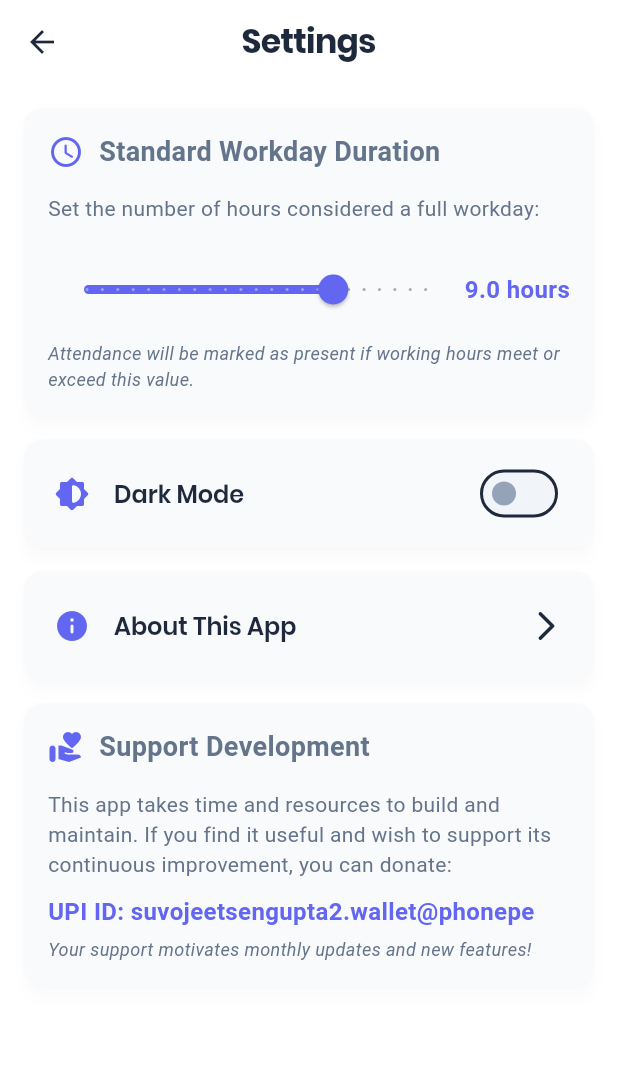
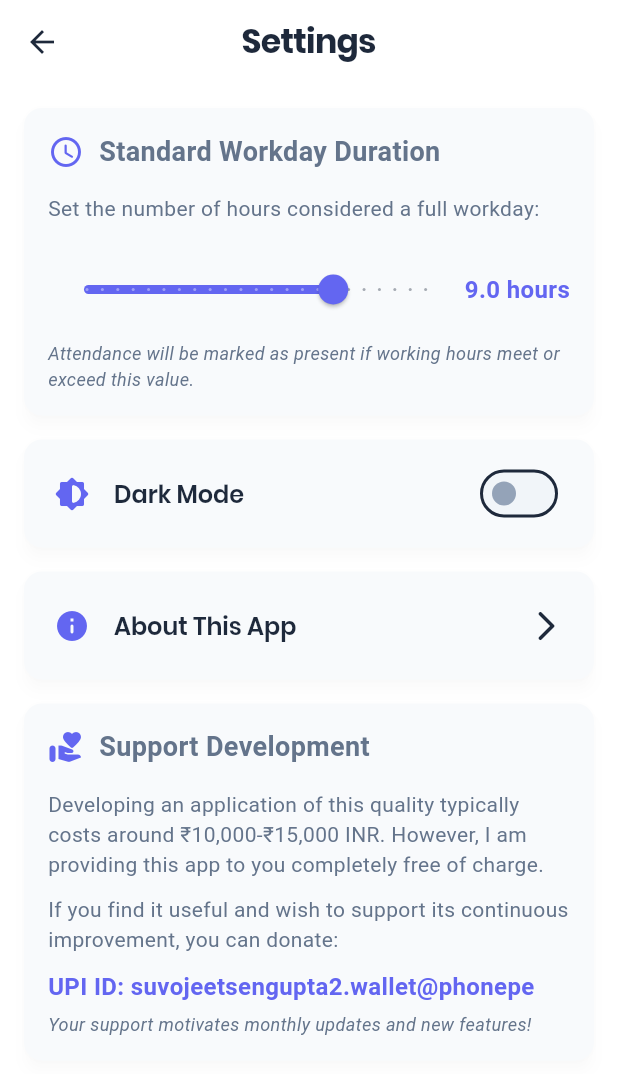
Before and after one commit to suvojit213/attendence_tracker, a Flutter app: the screen it shows after launch, after a tap on the "settings" icon, on a phone screen of 412 x 824 dp. Shown: the top 1074 px of the screen. Run offline on Flutter 3.47's test engine with Material 3 defaults, Android fonts, the phone set to English and light mode, and no system bars; our stand-ins replace csv, pdf, shared_preferences, table_calendar; missing offline and left inert: syncfusion_flutter_pdfviewer.

Commit message:
feat: Implement recurring donation pop-up and update settings message

```diff
--- a/lib/main.dart
+++ b/lib/main.dart
@@ -5,6 +5,7 @@ import 'package:attendance_tracker/screens/reports_screen.dart';
 import 'package:flutter/material.dart';
 import 'package:flutter/services.dart';
 import 'screens/home_screen.dart';
+import 'package:attendance_tracker/services/donation_service.dart';
 
 final themeService = ThemeService();
 
@@ -21,6 +22,16 @@ class AttendanceTrackerApp extends StatefulWidget {
 }
 
 class _AttendanceTrackerAppState extends State<AttendanceTrackerApp> {
+  @override
+  void initState() {
+    super.initState();
+    _checkDonationPopup();
+  }
+
+  void _checkDonationPopup() async {
+    await DonationService().showDonationPopupIfNeeded(context);
+  }
+
   @override
   Widget build(BuildContext context) {
     return ValueListenableBuilder<ThemeMode>(
--- a/lib/screens/settings_screen.dart
+++ b/lib/screens/settings_screen.dart
@@ -173,7 +173,14 @@ class _SettingsScreenState extends State<SettingsScreen> {
                     ),
                     const SizedBox(height: 15),
                     const Text(
-                      'This app takes time and resources to build and maintain. If you find it useful and wish to support its continuous improvement, you can donate:',
+                      'Developing an application of this quality typically costs around ₹10,000-₹15,000 INR. However, I am providing this app to you completely free of charge.',
+                      style: TextStyle(
+                        fontSize: 14,
+                      ),
+                    ),
+                    const SizedBox(height: 10),
+                    const Text(
+                      'If you find it useful and wish to support its continuous improvement, you can donate:',
                       style: TextStyle(
                         fontSize: 14,
                       ),
--- /dev/null
+++ b/lib/services/donation_service.dart
@@ -0,0 +1,107 @@
+import 'package:flutter/material.dart';
+import 'package:shared_preferences/shared_preferences.dart';
+import 'package:url_launcher/url_launcher.dart';
+
+class DonationService {
+  static const String _lastShownKey = 'last_donation_popup_shown';
+  static const String _showCountKey = 'donation_popup_show_count';
+  static const int _maxShowsPerMonth = 4;
+
+  Future<void> showDonationPopupIfNeeded(BuildContext context) async {
+    final prefs = await SharedPreferences.getInstance();
+    final lastShownString = prefs.getString(_lastShownKey);
+    final showCount = prefs.getInt(_showCountKey) ?? 0;
+
+    final now = DateTime.now();
+    DateTime? lastShownDate;
+
+    if (lastShownString != null) {
+      lastShownDate = DateTime.tryParse(lastShownString);
+    }
+
+    bool shouldShow = false;
+
+    if (lastShownDate == null || lastShownDate.month != now.month || lastShownDate.year != now.year) {
+      // New month or never shown, reset count and show
+      await prefs.setInt(_showCountKey, 0);
+      shouldShow = true;
+    } else if (showCount < _maxShowsPerMonth) {
+      // Same month, but less than max shows
+      final daysSinceLastShow = now.difference(lastShownDate).inDays;
+      if (daysSinceLastShow >= 7) { // Show roughly once a week
+        shouldShow = true;
+      }
+    }
+
+    if (shouldShow) {
+      _showDonationDialog(context, prefs, showCount);
+    }
+  }
+
+  void _showDonationDialog(BuildContext context, SharedPreferences prefs, int currentShowCount) {
+    showDialog(
+      context: context,
+      barrierDismissible: true, // User can dismiss easily
+      builder: (BuildContext context) {
+        return AlertDialog(
+          title: const Text('Support Development'),
+          content: SingleChildScrollView(
+            child: ListBody(
+              children: <Widget>[
+                const Text(
+                  'Developing an application of this quality typically costs around ₹10,000-₹15,000 INR. However, I am providing this app to you completely free of charge.',
+                ),
+                const SizedBox(height: 10),
+                const Text(
+                  'If you find it useful and wish to support its continuous improvement, you can donate:',
+                ),
+                const SizedBox(height: 10),
+                SelectableText(
+                  'UPI ID: suvojeetsengupta2.wallet@phonepe',
+                  style: TextStyle(
+                    fontWeight: FontWeight.bold,
+                    color: Theme.of(context).primaryColor,
+                  ),
+                ),
+                const SizedBox(height: 10),
+                const Text(
+                  'Your support motivates monthly updates and new features!',
+                  style: TextStyle(fontStyle: FontStyle.italic),
+                ),
+              ],
+            ),
+          ),
+          actions: <Widget>[
+            TextButton(
+              child: const Text('Maybe Later'),
+              onPressed: () {
+                Navigator.of(context).pop();
+              },
+            ),
+            TextButton(
+              child: const Text('Donate Now'),
+              onPressed: () {
+                _launchUPI();
+                Navigator.of(context).pop();
+              },
+            ),
+          ],
+        );
+      },
+    ).then((_) async {
+      // This block executes after the dialog is dismissed
+      await prefs.setString(_lastShownKey, DateTime.now().toIso8601String());
+      await prefs.setInt(_showCountKey, currentShowCount + 1);
+    });
+  }
+
+  Future<void> _launchUPI() async {
+    final uri = Uri.parse('upi://pay?pa=suvojeetsengupta2.wallet@phonepe&pn=Suvojeet%20Sengupta&cu=INR');
+    if (await canLaunchUrl(uri)) {
+      await launchUrl(uri);
+    } else {
+      // Handle error: could not launch UPI app
+      debugPrint('Could not launch UPI app');
+    }
+  }
+}
```
